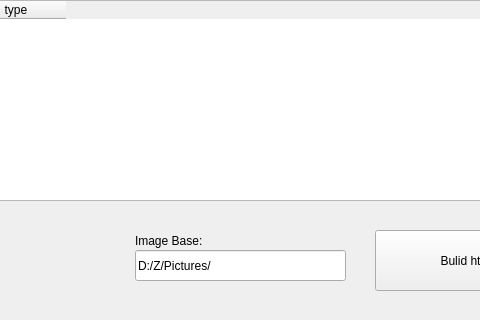
Qt form labelcommit.ui (tsukishima1321/Closet) before a commit; both pictures show x 395 to 875 and y 380 to 700 of the 1000 by 700 pixel window.
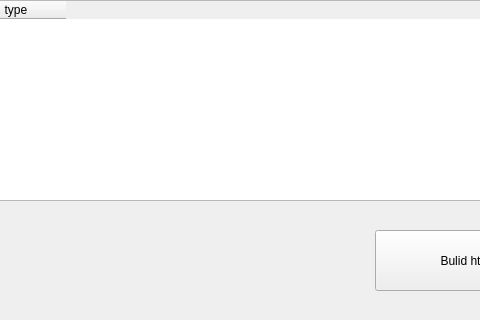
The same form after that commit.

Patch:
```diff
--- a/labelcommit.ui
+++ b/labelcommit.ui
@@ -184,32 +184,6 @@
     <string>Send SQL</string>
    </property>
   </widget>
-  <widget class="QLineEdit" name="imageBaseEdit">
-   <property name="geometry">
-    <rect>
-     <x>530</x>
-     <y>630</y>
-     <width>211</width>
-     <height>31</height>
-    </rect>
-   </property>
-   <property name="text">
-    <string>D:/Z/Pictures/</string>
-   </property>
-  </widget>
-  <widget class="QLabel" name="label">
-   <property name="geometry">
-    <rect>
-     <x>530</x>
-     <y>610</y>
-     <width>91</width>
-     <height>21</height>
-    </rect>
-   </property>
-   <property name="text">
-    <string>Image Base:</string>
-   </property>
-  </widget>
  </widget>
  <resources/>
  <connections/>
```
